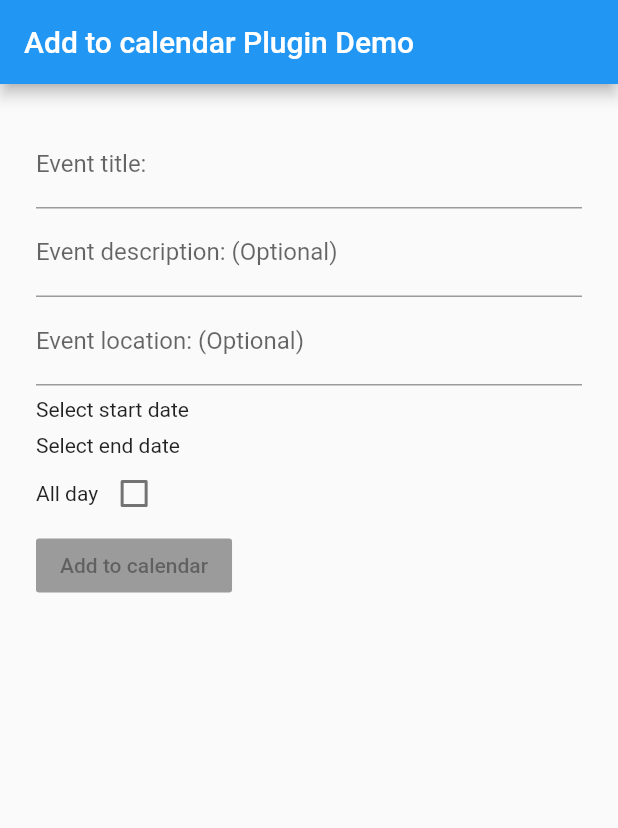
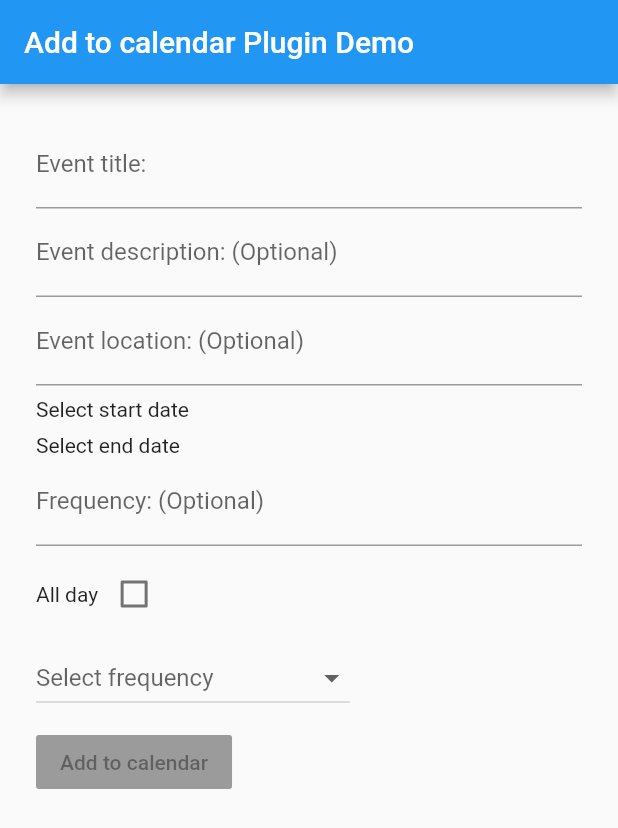
Before and after one commit to jonyas/flutter_add_to_calendar, a Flutter app: the screen it shows after launch, on a phone screen of 412 x 824 dp. Shown: the top 828 px of the screen. Run offline on Flutter 3.47's test engine with Material 2 defaults, Android fonts, the phone set to English and light mode, and no system bars.

Commit message:
Add example app to make use the new recurrence feature

```diff
--- a/example/lib/main.dart
+++ b/example/lib/main.dart
@@ -19,6 +19,8 @@ class _HomeState extends State<_Home> {
   String title = '';
   String location = '';
   String description = '';
+  int frequency;
+  FrequencyType selectedFrequency;
   DateTime startDate;
   DateTime endDate;
   TextEditingController endDateController = TextEditingController();
@@ -98,6 +100,16 @@ class _HomeState extends State<_Home> {
                   },
                   child: Text(endDate != null ? endDate.toIso8601String() : 'Select end date'),
                 ),
+                TextField(
+                  decoration: const InputDecoration(
+                    labelText: 'Frequency: (Optional)',
+                  ),
+                  keyboardType: TextInputType.number,
+                  onChanged: (String value) => setState(() {
+                    frequency = int.parse(value);
+                  }),
+                ),
+                SizedBox(height: 8),
                 Row(
                   children: [
                     Text('All day'),
@@ -113,6 +125,23 @@ class _HomeState extends State<_Home> {
                     ),
                   ],
                 ),
+                SizedBox(height: 8),
+                DropdownButton<FrequencyType>(
+                  hint: Text("Select frequency"),
+                  value: selectedFrequency,
+                  onChanged: (value) {
+                    setState(() {
+                      selectedFrequency = value;
+                    });
+                  },
+                  items: FrequencyType.values.map((frequencyType) {
+                    return DropdownMenuItem<FrequencyType>(
+                      value: frequencyType,
+                      child: Text(frequencyType.toString()),
+                    );
+                  }).toList(),
+                ),
+                SizedBox(height: 8),
                 RaisedButton(
                   child: const Text('Add to calendar'),
                   onPressed: title.isEmpty || startDate == null
@@ -124,7 +153,9 @@ class _HomeState extends State<_Home> {
                             endTime: endDate,
                             location: location,
                             description: description,
-                            isAllDay: allDay == true ? true : null,
+                            isAllDay: allDay,
+                            frequency: frequency,
+                            frequencyType: selectedFrequency,
                           );
                         },
                 )
```
